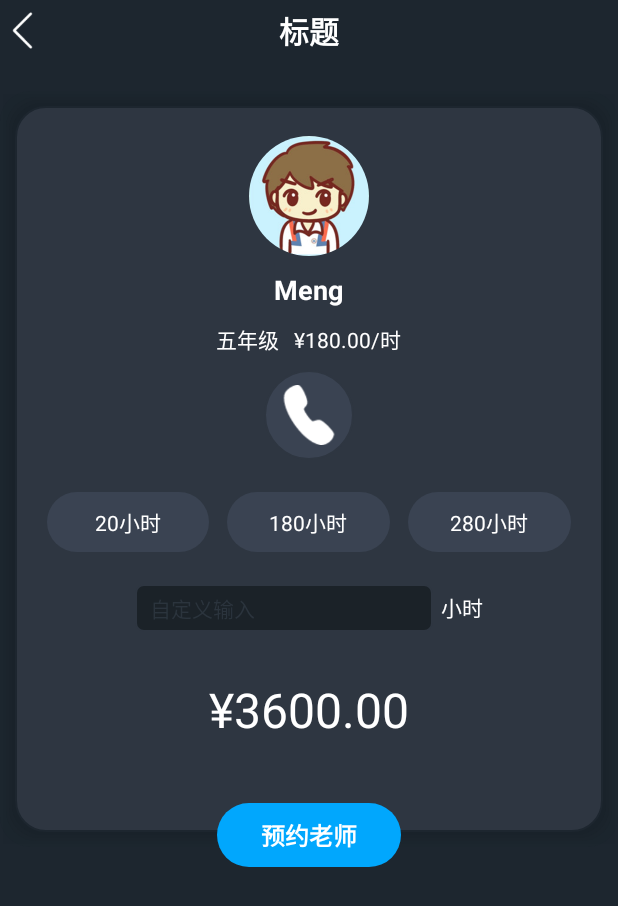
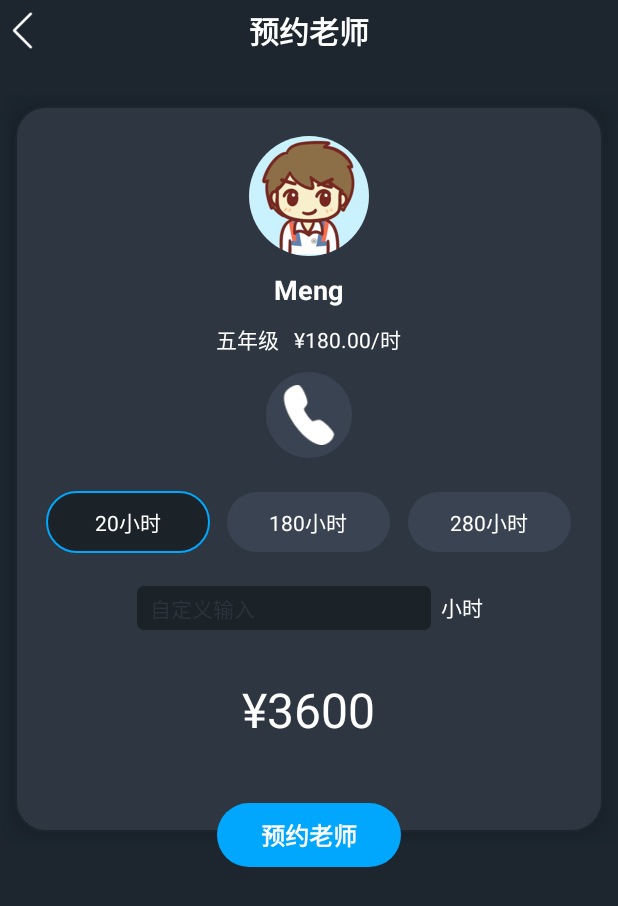
Before and after one commit to zhangjunling4/UIDemo, an Android app: the screen it shows after launch (BookTeacherActivity), after a tap on "预约老师", on a phone screen of 412 x 824 dp. Shown: the top 906 px of the screen. Run offline under Robolectric (Android 15) with nearby library versions, the phone set to English and light mode, and no system bars; our stand-ins replace CircleImageView; pictures from the network do not load.

Commit message:
添加EditText内容监听事件

```diff
--- a/app/src/main/AndroidManifest.xml
+++ b/app/src/main/AndroidManifest.xml
@@ -17,7 +17,8 @@
             </intent-filter>
         </activity>
         <activity android:name=".activity.UserInfoActivity" />
-        <activity android:name=".activity.BookTeacherActivity"></activity>
+        <activity android:name=".activity.BookTeacherActivity"
+            android:windowSoftInputMode="adjustResize"/>
     </application>
 
 </manifest>
--- a/app/src/main/java/seek/zz/uidemo/activity/BookTeacherActivity.java
+++ b/app/src/main/java/seek/zz/uidemo/activity/BookTeacherActivity.java
@@ -1,18 +1,135 @@
 package seek.zz.uidemo.activity;
 
+import android.nfc.Tag;
 import android.support.v7.app.AppCompatActivity;
 import android.os.Bundle;
+import android.text.Editable;
+import android.text.TextUtils;
+import android.text.TextWatcher;
+import android.util.Log;
+import android.view.View;
+import android.widget.EditText;
+import android.widget.ImageView;
+import android.widget.RadioButton;
 import android.widget.TextView;
+import android.widget.Toast;
 
 import seek.zz.uidemo.R;
+import seek.zz.uidemo.imageview.CircleImageView;
 
-public class BookTeacherActivity extends AppCompatActivity {
+public class BookTeacherActivity extends AppCompatActivity implements View.OnClickListener {
+    private final static String TAG = BookTeacherActivity.class.getSimpleName();
 
-    private TextView tvTotolPrice;
+
+    private ImageView ivBack;
+    private TextView tvTitle;
+
+    private CircleImageView civUserIcon;
+    private TextView tvUserName;
+    private TextView tvUserInfo;
+
+    private TextView tvTotalPrice;
+    private RadioButton rgOne;
+    private RadioButton rgTwo;
+    private RadioButton rgThree;
+    private EditText etInputHour;
+
+    private ImageView ivCallPhone;
+    private TextView tvBookTeacher;
+
 
     @Override
     protected void onCreate(Bundle savedInstanceState) {
         super.onCreate(savedInstanceState);
         setContentView(R.layout.activity_book_teacher);
+
+        initViews();
+
+        setOnClick();
+
+    }
+
+    private void setOnClick() {
+        ivBack.setOnClickListener(this);
+        rgOne.setOnClickListener(this);
+        rgTwo.setOnClickListener(this);
+        rgThree.setOnClickListener(this);
+
+        ivCallPhone.setOnClickListener(this);
+
+        etInputHour.addTextChangedListener(new TextWatcher() {
+            @Override
+            public void beforeTextChanged(CharSequence s, int start, int count, int after) {
+                Log.i(TAG, "onTextChanged" + s);
+
+            }
+
+            @Override
+            public void onTextChanged(CharSequence s, int start, int before, int count) {
+                Log.i(TAG, "onTextChanged" + s);
+                caculatePrice(s);
+            }
+
+            @Override
+            public void afterTextChanged(Editable s) {
+                Log.i(TAG, "onTextChanged" + s);
+            }
+        });
+
+        tvBookTeacher.setOnClickListener(this);
+    }
+
+    private void caculatePrice(CharSequence s) {
+        if (TextUtils.isEmpty(s.toString())){
+            s="0";
+        }
+        Integer hours = Integer.parseInt(s.toString());
+        tvTotalPrice.setText("¥" + (hours * 180));
+
+    }
+
+    private void initViews() {
+        ivBack = (ImageView) findViewById(R.id.back);
+        tvTitle = (TextView) findViewById(R.id.tv_top_title);
+        tvTitle.setText("预约老师");
+
+        civUserIcon = (CircleImageView) findViewById(R.id.civ_user_icon);
+        tvUserName = (TextView) findViewById(R.id.tv_user_name);
+        tvUserInfo = (TextView) findViewById(R.id.tv_user_info);
+
+        tvTotalPrice = (TextView) findViewById(R.id.tv_total_price);
+        rgOne = (RadioButton) findViewById(R.id.rg_one);
+        rgTwo = (RadioButton) findViewById(R.id.rg_two);
+        rgThree = (RadioButton) findViewById(R.id.rg_three);
+        etInputHour = (EditText) findViewById(R.id.et_input_hour);
+
+        ivCallPhone = (ImageView) findViewById(R.id.iv_call_phone);
+        tvBookTeacher = (TextView) findViewById(R.id.tv_book_teacher);
+
+        tvTotalPrice.setText("¥" + (20 * 180));
+    }
+
+    @Override
+    public void onClick(View v) {
+        switch (v.getId()){
+            case R.id.back:
+                finish();
+                break;
+            case R.id.rg_one:
+                tvTotalPrice.setText("¥"+ (20*180));
+                break;
+            case R.id.rg_two:
+                tvTotalPrice.setText("¥"+ (180*180));
+                break;
+            case R.id.rg_three:
+                tvTotalPrice.setText("¥"+ (280*180));
+                break;
+            case R.id.iv_call_phone:
+                Toast.makeText(BookTeacherActivity.this, "拨打电话", Toast.LENGTH_SHORT).show();
+                break;
+            case R.id.tv_book_teacher:
+                Toast.makeText(BookTeacherActivity.this, "预约老师", Toast.LENGTH_SHORT).show();
+                break;
+        }
     }
 }
--- a/app/src/main/res/layout/activity_book_teacher.xml
+++ b/app/src/main/res/layout/activity_book_teacher.xml
@@ -11,9 +11,18 @@
         android:id="@+id/title"
         layout="@layout/activity_top_title"/>
 
+    <ScrollView
+        android:layout_below="@id/title"
+        android:layout_width="match_parent"
+        android:layout_height="550dp"
+        android:fillViewport="true" >
+
+        <RelativeLayout
+            android:layout_width="match_parent"
+            android:layout_height="match_parent">
+
             <LinearLayout
                 android:id="@+id/ll_card_info"
-        android:layout_below="@id/title"
                 android:layout_marginTop="@dimen/dp_20"
                 android:layout_width="match_parent"
                 android:layout_height="wrap_content"
@@ -22,12 +31,14 @@
                 android:background="@drawable/card_bg">
 
                 <seek.zz.uidemo.imageview.CircleImageView
+                    android:id="@+id/civ_user_icon"
                     android:layout_marginTop="@dimen/dp_20"
                     android:layout_width="@dimen/dp_80"
                     android:layout_height="@dimen/dp_80"
                     android:src="@drawable/default_boy_use_image"/>
 
                 <TextView
+                    android:id="@+id/tv_user_name"
                     android:layout_marginTop="@dimen/dp_10"
                     android:layout_width="wrap_content"
                     android:layout_height="wrap_content"
@@ -37,6 +48,7 @@
                     android:textStyle="bold"/>
 
                 <TextView
+                    android:id="@+id/tv_user_info"
                     android:layout_marginTop="@dimen/dp_10"
                     android:layout_width="wrap_content"
                     android:layout_height="wrap_content"
@@ -45,6 +57,7 @@
                     android:text="五年级   ¥180.00/时"/>
 
                 <ImageView
+                    android:id="@+id/iv_call_phone"
                     android:padding="@dimen/dp_10"
                     android:layout_marginTop="@dimen/dp_10"
                     android:layout_width="@dimen/dp_60"
@@ -63,6 +76,7 @@
                     android:orientation="horizontal">
 
                     <RadioButton
+                        android:id="@+id/rg_one"
                         android:layout_margin="@dimen/dp_5"
                         android:layout_width="0dp"
                         android:paddingTop="@dimen/dp_10"
@@ -70,6 +84,7 @@
                         android:layout_weight="1"
                         android:textSize="14sp"
                         android:gravity="center"
+                        android:checked="true"
                         android:button="@null"
                         android:textColor="@color/text_font_color"
                         android:layout_height="match_parent"
@@ -77,6 +92,7 @@
                         android:background="@drawable/text_bg_selector"/>
 
                     <RadioButton
+                        android:id="@+id/rg_two"
                         android:layout_margin="@dimen/dp_5"
                         android:layout_width="0dp"
                         android:paddingTop="@dimen/dp_10"
@@ -91,6 +107,7 @@
                         android:background="@drawable/text_bg_selector"/>
 
                     <RadioButton
+                        android:id="@+id/rg_three"
                         android:layout_margin="@dimen/dp_5"
                         android:layout_width="0dp"
                         android:paddingTop="@dimen/dp_10"
@@ -115,6 +132,7 @@
                     android:orientation="horizontal">
 
                     <EditText
+                        android:id="@+id/et_input_hour"
                         android:paddingTop="@dimen/dp_5"
                         android:paddingBottom="@dimen/dp_5"
                         android:paddingLeft="@dimen/dp_10"
@@ -126,6 +144,9 @@
                         android:inputType="number"
                         android:textColor="@color/text_font_color"
                         android:textSize="14sp"
+                        android:singleLine="true"
+                        android:cursorVisible="true"
+                        android:editable="true"
                         android:textColorHint="@color/edit_text_hint_font_color"
                         android:background="@drawable/edit_text_bg"/>
 
@@ -141,6 +162,7 @@
 
 
                 <TextView
+                    android:id="@+id/tv_total_price"
                     android:layout_marginTop="@dimen/dp_30"
                     android:layout_width="wrap_content"
                     android:layout_height="wrap_content"
@@ -152,6 +174,7 @@
             </LinearLayout>
 
             <TextView
+                android:id="@+id/tv_book_teacher"
                 android:layout_below="@id/ll_card_info"
                 android:layout_centerHorizontal="true"
                 android:layout_width="wrap_content"
@@ -170,6 +193,13 @@
                 android:textColor="@color/text_font_color"
                 android:text="预约老师"/>
 
+        </RelativeLayout>
+
+
+    </ScrollView>
+
+
+
 
 
 </RelativeLayout>
```
Lines whose indentation alone changed are shown as unchanged.
